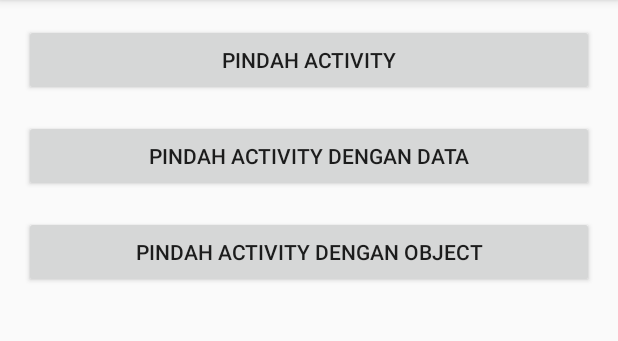
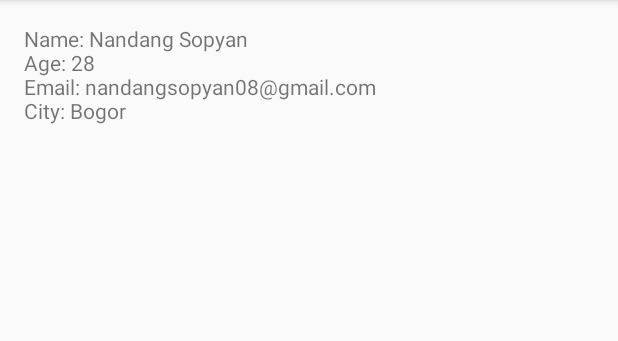
Before and after one commit to ndgspn/dcdng-android-fundamental, an Android app: the screen it shows after launch (MainActivity before the commit, MoveWithObjectActivity after it), after a tap on "PINDAH ACTIVITY DENGAN OBJECT", on a phone screen of 412 x 824 dp, the part 84-425 px from its top. Run offline under Robolectric (Android 15) with nearby library versions, the phone set to English and light mode, and no system bars.

Commit message:
finishing activity MoveWithObjectActivity

```diff
--- a/MyIntentApp/app/src/main/java/com/example/myintentapp/MainActivity.kt
+++ b/MyIntentApp/app/src/main/java/com/example/myintentapp/MainActivity.kt
@@ -40,6 +40,19 @@ class MainActivity : AppCompatActivity(), View.OnClickListener {
                 startActivity(intent)
             }
 
+            R.id.btn_move_activity_object -> {
+                val person = Person(
+                    "Nandang Sopyan",
+                    28,
+                    "nandangsopyan08@gmail.com",
+                    "Bogor"
+                )
+                val intent: Intent = Intent(this@MainActivity, MoveWithObjectActivity::class.java).apply {
+                    putExtra(MoveWithObjectActivity.EXTRA_PERSON, person)
+                }
+                startActivity(intent)
+            }
+
         }
     }
 }
--- a/MyIntentApp/app/src/main/java/com/example/myintentapp/MoveWithObjectActivity.kt
+++ b/MyIntentApp/app/src/main/java/com/example/myintentapp/MoveWithObjectActivity.kt
@@ -1,11 +1,34 @@
 package com.example.myintentapp
 
+import android.app.Person
+import android.os.Build
 import androidx.appcompat.app.AppCompatActivity
 import android.os.Bundle
+import android.os.Parcelable
+import android.widget.TextView
+import androidx.annotation.RequiresApi
 
 class MoveWithObjectActivity : AppCompatActivity() {
+    private lateinit var tvObjectReceived: TextView
+
+    companion object {
+        const val EXTRA_PERSON = "extra_person"
+    }
+    @RequiresApi(Build.VERSION_CODES.P)
     override fun onCreate(savedInstanceState: Bundle?) {
         super.onCreate(savedInstanceState)
         setContentView(R.layout.activity_move_with_object)
+
+        tvObjectReceived = findViewById(R.id.tv_object_received)
+
+        val person = intent.getParcelableExtra<Parcelable>(EXTRA_PERSON) as com.example.myintentapp.Person
+        val result = """
+            Name: ${person.name.toString()}
+            Age: ${person.age.toString()}
+            Email: ${person.email.toString()}
+            City: ${person.city.toString()}
+        """.trimIndent()
+
+        tvObjectReceived.text = result
     }
 }
--- a/MyIntentApp/app/src/main/java/com/example/myintentapp/Person.kt
+++ b/MyIntentApp/app/src/main/java/com/example/myintentapp/Person.kt
@@ -3,7 +3,7 @@ package com.example.myintentapp
 import android.os.Parcel
 import android.os.Parcelable
 
-data class person(
+data class Person(
     val name: String?,
     val age: Int?,
     val email: String?,
@@ -28,12 +28,12 @@ data class person(
         return 0
     }
 
-    companion object CREATOR : Parcelable.Creator<person> {
-        override fun createFromParcel(parcel: Parcel): person {
-            return person(parcel)
+    companion object CREATOR : Parcelable.Creator<Person> {
+        override fun createFromParcel(parcel: Parcel): Person {
+            return Person(parcel)
         }
 
-        override fun newArray(size: Int): Array<person?> {
+        override fun newArray(size: Int): Array<Person?> {
             return arrayOfNulls(size)
         }
     }
--- a/MyIntentApp/app/src/main/res/layout/activity_move_with_object.xml
+++ b/MyIntentApp/app/src/main/res/layout/activity_move_with_object.xml
@@ -4,6 +4,13 @@
     xmlns:tools="http://schemas.android.com/tools"
     android:layout_width="match_parent"
     android:layout_height="match_parent"
+    android:padding="16dp"
     tools:context=".MoveWithObjectActivity">
 
+    <TextView
+        android:id="@+id/tv_object_received"
+        android:layout_width="match_parent"
+        android:layout_height="wrap_content"
+        android:text="Object received" />
+
 </androidx.constraintlayout.widget.ConstraintLayout>
```
